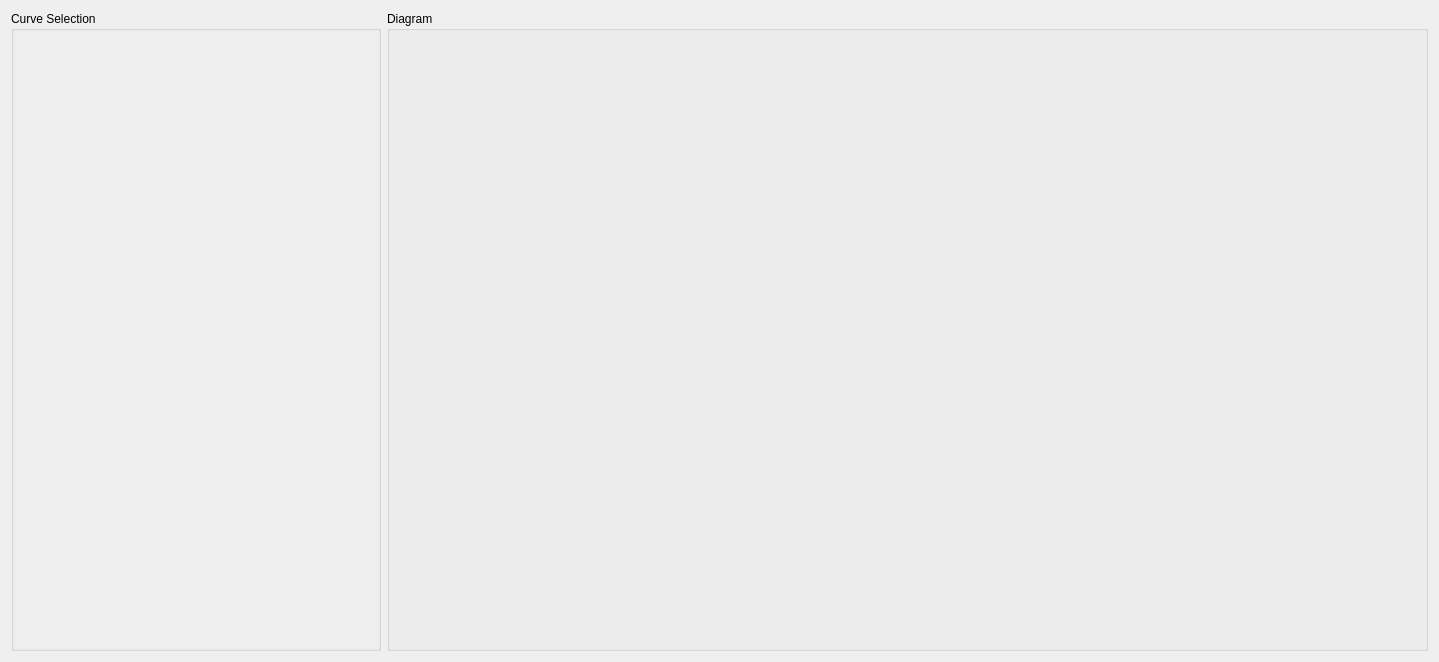
This is src/QtChartWindow.ui in amolinap/QtRealTimeChart as Qt 5 draws it before an edit. The edited form follows.
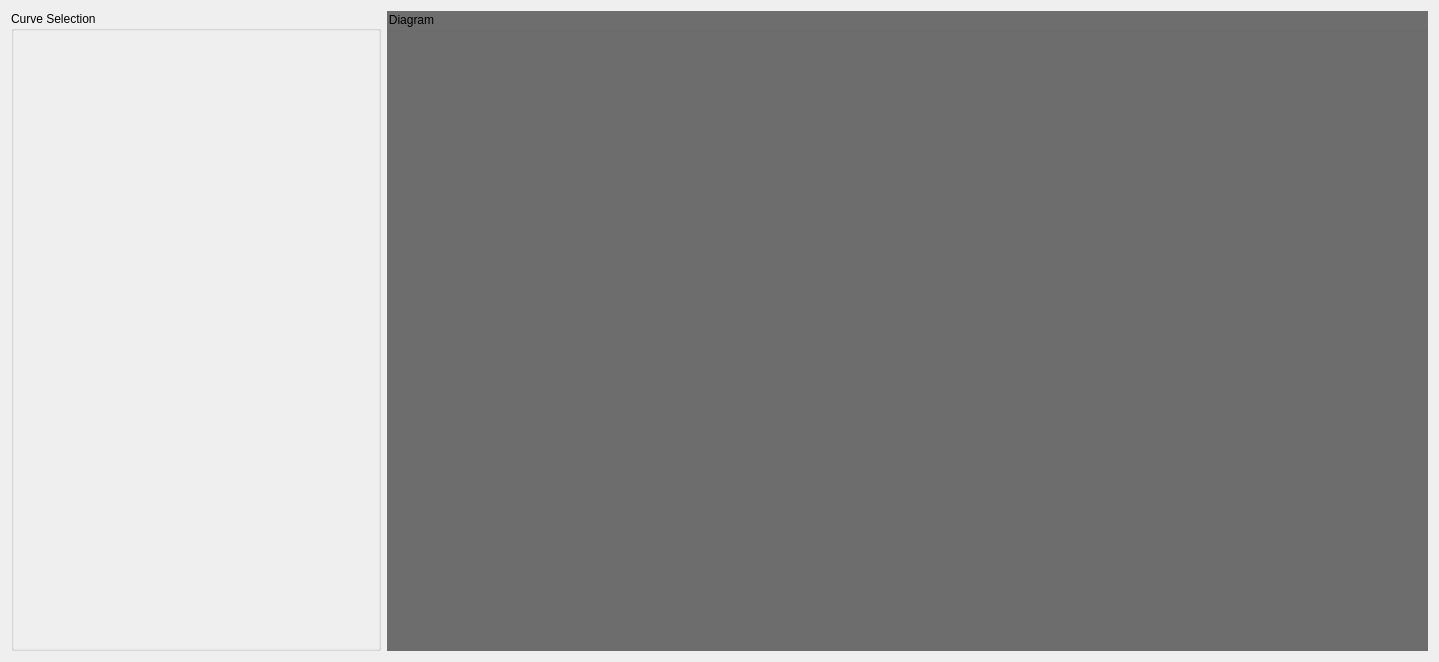
This is the edited form.

Commit message: Se actualiza estilo de la grafica

What changed in the file:
```diff
--- a/src/QtChartWindow.ui
+++ b/src/QtChartWindow.ui
@@ -141,6 +141,9 @@
        <height>300</height>
       </size>
      </property>
+     <property name="styleSheet">
+      <string notr="true">background-color: #6E6E6E;</string>
+     </property>
      <property name="title">
       <string>Diagram</string>
      </property>
```
The commit also changes 1 other file.
